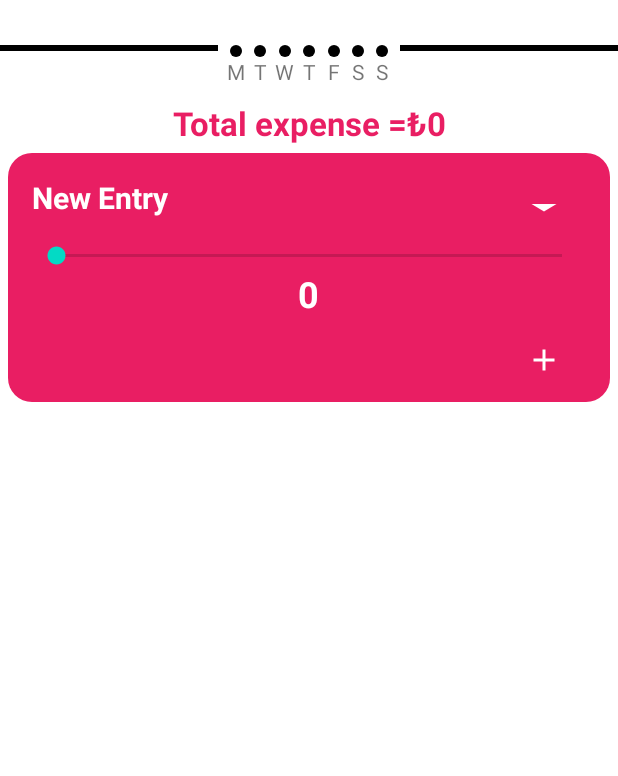
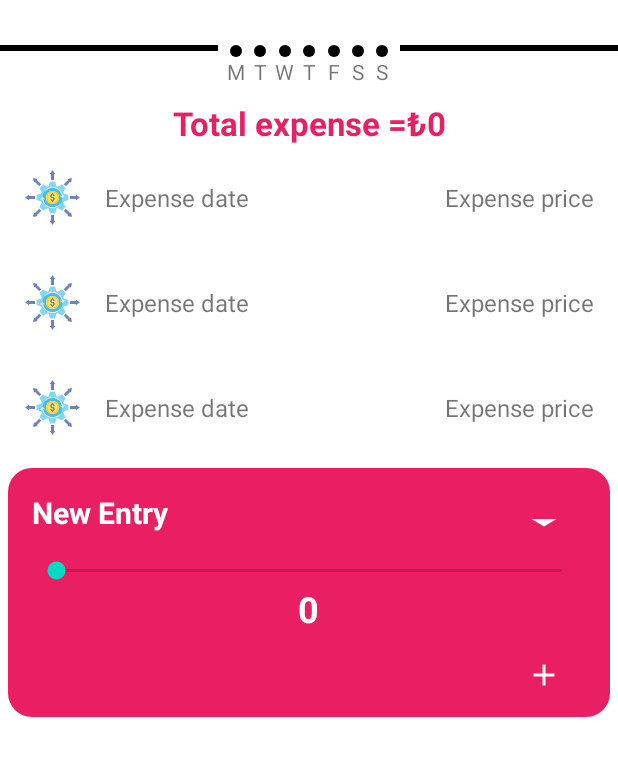
Before and after one commit to ozancanguz/Expense-Tracker, an Android app: the layout fragment_list.xml on its own in the app's theme, with its tools: preview values and no code run, on a phone screen of 412 x 824 dp, the part 127-903 px from its top. Run offline under Robolectric (Android 15) with nearby library versions, the phone set to English and light mode, and no system bars.

Commit message:
-recyclerview row layout and adapter created

```diff
--- /dev/null
+++ b/app/src/main/res/layout/expense_row_layout.xml
@@ -0,0 +1,37 @@
+<?xml version="1.0" encoding="utf-8"?>
+<RelativeLayout xmlns:android="http://schemas.android.com/apk/res/android"
+    android:layout_width="match_parent"
+    android:layout_height="wrap_content">
+
+    <!-- Icon on the left side -->
+    <ImageView
+        android:id="@+id/item_icon"
+        android:layout_width="70dp"
+        android:layout_height="70dp"
+        android:layout_alignParentStart="true"
+        android:layout_centerVertical="true"
+        android:padding="16dp"
+        android:src="@drawable/ic_icon2" />
+
+    <!-- Text on the left side -->
+    <TextView
+        android:id="@+id/date_tv"
+        android:layout_width="wrap_content"
+        android:layout_height="wrap_content"
+        android:layout_toEndOf="@id/item_icon"
+        android:layout_centerVertical="true"
+        android:text="Expense date"
+        android:textSize="16sp" />
+
+    <!-- Price on the right side -->
+    <TextView
+        android:id="@+id/item_price"
+        android:layout_width="wrap_content"
+        android:layout_height="wrap_content"
+        android:layout_alignParentEnd="true"
+        android:layout_centerVertical="true"
+        android:padding="16dp"
+        android:text="Expense price"
+        android:textSize="16sp" />
+
+</RelativeLayout>
--- a/app/src/main/res/layout/fragment_list.xml
+++ b/app/src/main/res/layout/fragment_list.xml
@@ -204,7 +204,8 @@
     <androidx.recyclerview.widget.RecyclerView
         android:id="@+id/listRv"
         android:layout_width="match_parent"
-        android:layout_height="match_parent"/>
+        android:layout_height="wrap_content"
+        tools:listitem="@layout/expense_row_layout" />
     <RelativeLayout
         android:id="@+id/cardview"
         android:layout_width="match_parent"
```
Also changed, not shown: app/src/main/java/com/example/expense_tracker/adapters/ExpenseListAdapter.kt (added, +41 -0 lines), app/src/main/res/drawable/ic_icon.png (added), app/src/main/res/drawable/ic_icon2.png (added).
